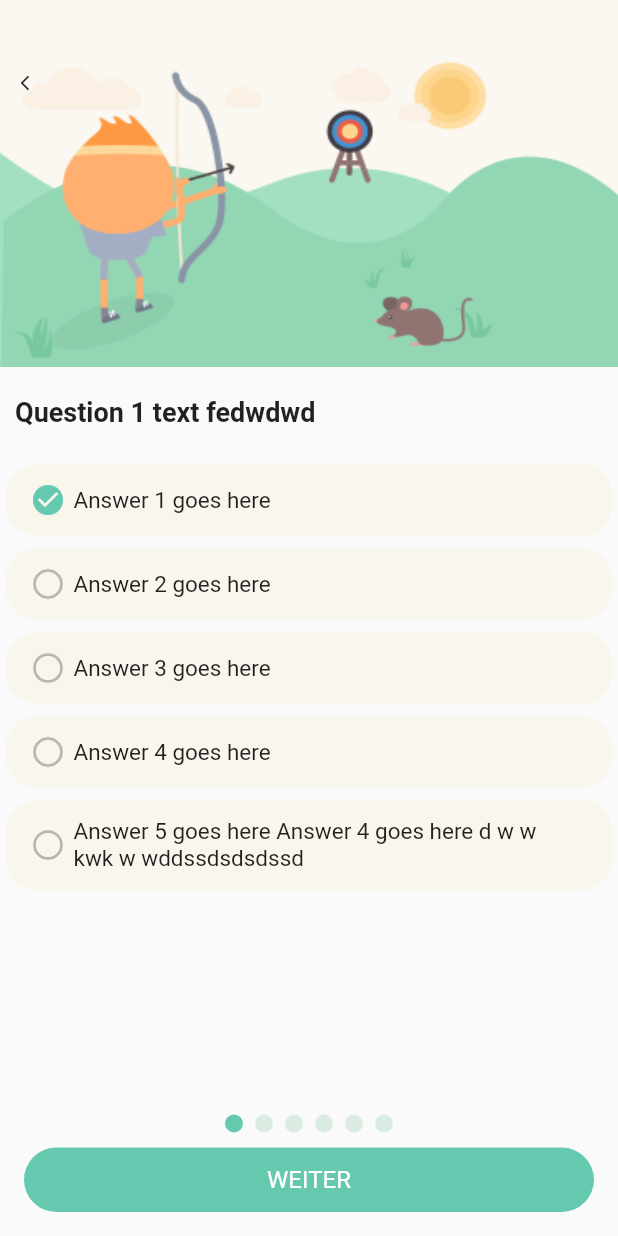
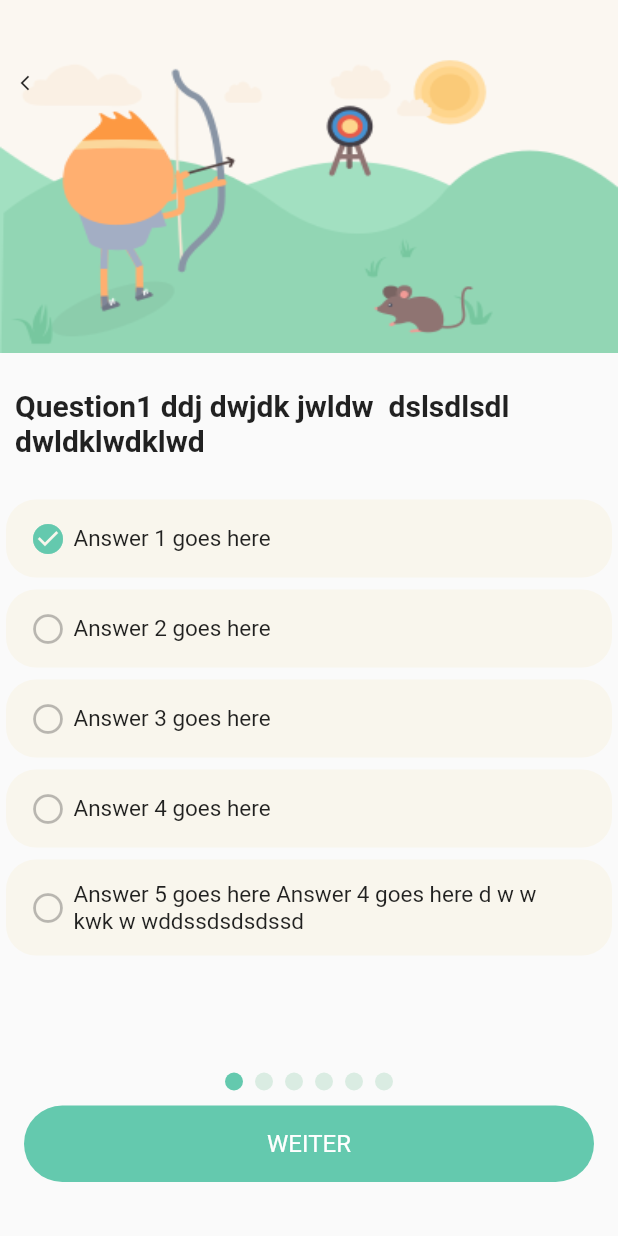
Before and after one commit to ascentman/questionnaire, a Flutter app: the HomePage screen opened by its route, on a phone screen of 412 x 824 dp. Run offline on Flutter 3.47's test engine with Material 2 defaults, Android fonts, the light colour scheme and no system bars; drawn by our look-alikes of page_view_indicators; our stand-ins replace animated_text_kit.

Commit message:
small layout fixes for iphone7

```diff
--- a/lib/components/answer_widget.dart
+++ b/lib/components/answer_widget.dart
@@ -21,7 +21,7 @@ class AnswerWidget extends StatelessWidget {
           color: Constants.answerColor,
         ),
         child: Container(
-          padding: EdgeInsets.symmetric(vertical: 12.0, horizontal: 16.0),
+          padding: EdgeInsets.symmetric(vertical: 14.0, horizontal: 16.0),
           decoration: BoxDecoration(
             borderRadius: BorderRadius.circular(6.0),
           ),
@@ -48,7 +48,7 @@ class AnswerWidget extends StatelessWidget {
                       label,
                       maxLines: 4,
                       textAlign: TextAlign.left,
-                      overflow: TextOverflow.visible,
+                      overflow: TextOverflow.ellipsis,
                       style: TextStyle(
                         fontSize: 15.0,
                         color: Colors.black87,
--- a/lib/screens/homepage_screen.dart
+++ b/lib/screens/homepage_screen.dart
@@ -60,12 +60,15 @@ class HomePageState extends State<HomePage> {
             StartButton(
               label: 'WEITER',
               margin: 16.0,
-              padding: 12.0,
+              padding: 16.0,
               borderRadius: 44.0,
               fontSize: 16.0,
               onPress: () {
                 print('wfef');
               },
+            ),
+            SizedBox(
+              height: 20,
             ),
           ],
         ),
@@ -116,19 +119,26 @@ class HomePageState extends State<HomePage> {
                       Flexible(
                         child: Padding(
                           padding: const EdgeInsets.symmetric(
-                              vertical: 20.0, horizontal: 10.0),
-                          child: Text(
-                            'Question 1 text fedwdwd',
-                            textAlign: TextAlign.left,
-                            style: TextStyle(
-                              fontSize: 18.0,
-                              fontWeight: FontWeight.bold,
+                              vertical: 24.0, horizontal: 10.0),
+                          child: Container(
+                            child: Container(
+                              width: MediaQuery.of(context).size.width - 20,
+                              child: Text(
+                                'Question1 ddj dwjdk jwldw  dslsdlsdl dwldklwdklwd',
+                                maxLines: 3,
+                                textAlign: TextAlign.left,
+                                overflow: TextOverflow.ellipsis,
+                                style: TextStyle(
+                                    fontSize: 20.0,
+                                    color: Colors.black87,
+                                    fontWeight: FontWeight.bold),
+                              ),
                             ),
                           ),
                         ),
                       ),
                       Flexible(
-                        flex: 5,
+                        flex: 3,
                         child: ListView(
                           padding: EdgeInsets.all(0),
                           children: <Widget>[
```
